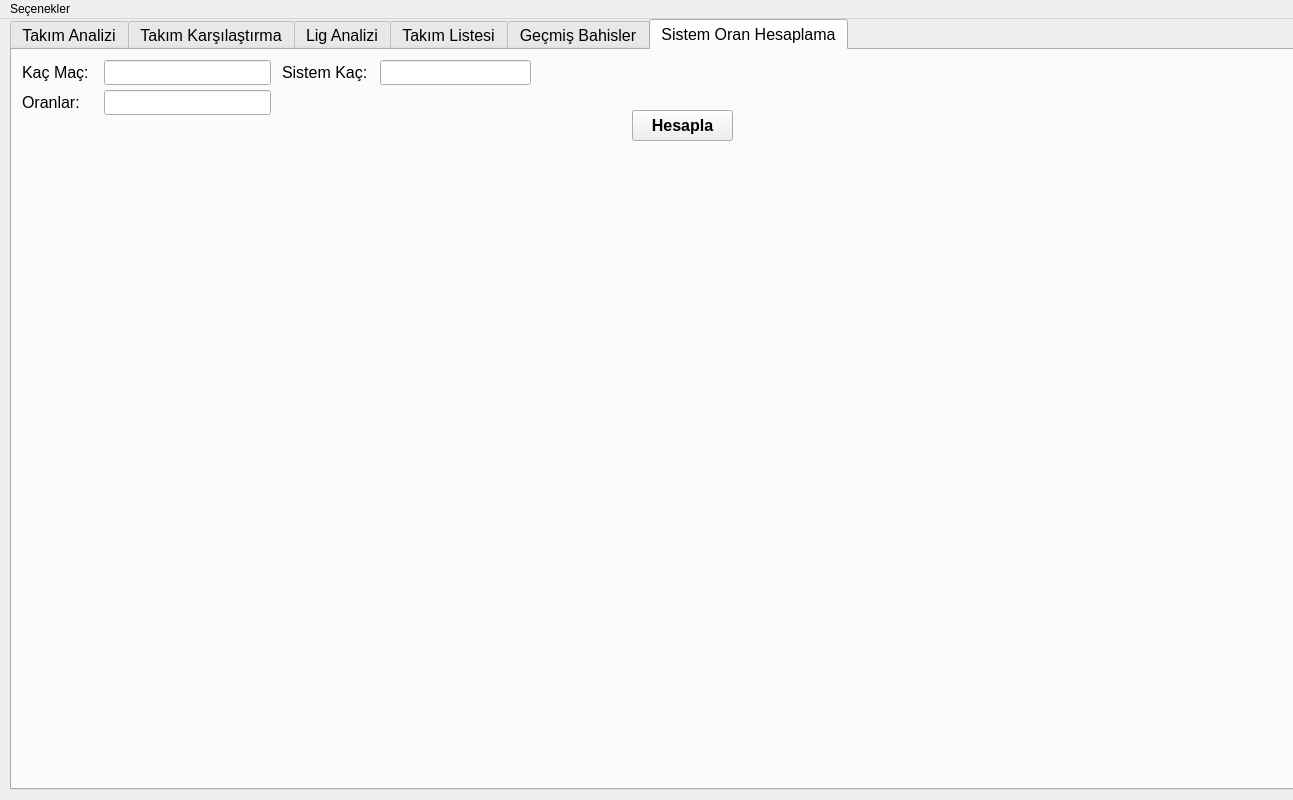
Above: mainwindow.ui from cmlttnts/statsGui before the change. Below: the same form after it.
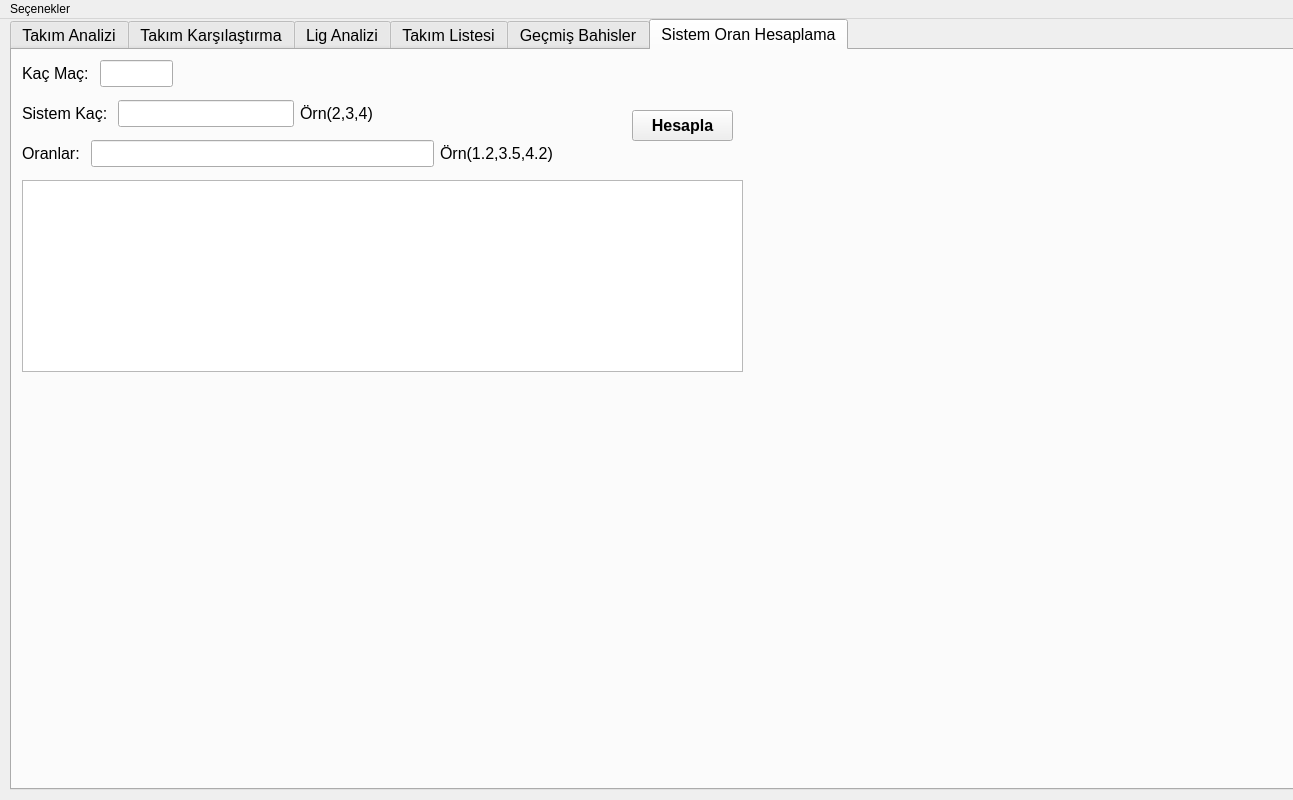
That is the form after the change. The open tabs and pages were chosen to show the change.

Commit message: bet history, bet type selects, new text areas

The edit to the form file:
```diff
--- a/mainwindow.ui
+++ b/mainwindow.ui
@@ -676,110 +676,174 @@
        <string>Hesapla</string>
       </property>
      </widget>
-     <widget class="QLineEdit" name="howManyMatcLine">
+     <widget class="QTextBrowser" name="calculateTextArea">
       <property name="geometry">
        <rect>
-        <x>92</x>
-        <y>10</y>
-        <width>167</width>
-        <height>25</height>
+        <x>10</x>
+        <y>130</y>
+        <width>721</width>
+        <height>192</height>
        </rect>
       </property>
-      <property name="sizePolicy">
-       <sizepolicy hsizetype="Preferred" vsizetype="Preferred">
-        <horstretch>0</horstretch>
-        <verstretch>0</verstretch>
-       </sizepolicy>
-      </property>
      </widget>
-     <widget class="QLabel" name="howManyMatchLabel">
+     <widget class="QWidget" name="">
       <property name="geometry">
        <rect>
         <x>10</x>
-        <y>10</y>
-        <width>76</width>
-        <height>25</height>
+        <y>90</y>
+        <width>531</width>
+        <height>27</height>
        </rect>
       </property>
-      <property name="font">
-       <font>
-        <pointsize>12</pointsize>
-       </font>
-      </property>
-      <property name="text">
-       <string>Kaç Maç: </string>
-      </property>
+      <layout class="QHBoxLayout" name="horizontalLayout_8">
+       <item>
+        <widget class="QLabel" name="oddsLabel">
+         <property name="sizePolicy">
+          <sizepolicy hsizetype="Fixed" vsizetype="Preferred">
+           <horstretch>0</horstretch>
+           <verstretch>0</verstretch>
+          </sizepolicy>
+         </property>
+         <property name="font">
+          <font>
+           <pointsize>12</pointsize>
+          </font>
+         </property>
+         <property name="text">
+          <string>Oranlar: </string>
+         </property>
+        </widget>
+       </item>
+       <item>
+        <widget class="QLineEdit" name="addLineEdit">
+         <property name="sizePolicy">
+          <sizepolicy hsizetype="Preferred" vsizetype="Preferred">
+           <horstretch>0</horstretch>
+           <verstretch>0</verstretch>
+          </sizepolicy>
+         </property>
+        </widget>
+       </item>
+       <item>
+        <widget class="QLabel" name="oddsLabel_2">
+         <property name="sizePolicy">
+          <sizepolicy hsizetype="Fixed" vsizetype="Preferred">
+           <horstretch>0</horstretch>
+           <verstretch>0</verstretch>
+          </sizepolicy>
+         </property>
+         <property name="font">
+          <font>
+           <pointsize>12</pointsize>
+          </font>
+         </property>
+         <property name="text">
+          <string>Örn(1.2,3.5,4.2)</string>
+         </property>
+        </widget>
+       </item>
+      </layout>
      </widget>
-     <widget class="QLineEdit" name="addLineEdit">
+     <widget class="QWidget" name="">
       <property name="geometry">
        <rect>
-        <x>92</x>
-        <y>40</y>
-        <width>167</width>
-        <height>25</height>
-       </rect>
-      </property>
-      <property name="sizePolicy">
-       <sizepolicy hsizetype="Preferred" vsizetype="Preferred">
-        <horstretch>0</horstretch>
-        <verstretch>0</verstretch>
-       </sizepolicy>
-      </property>
-     </widget>
-     <widget class="QLabel" name="oddsLabel">
-      <property name="geometry">
-       <rect>
         <x>10</x>
-        <y>40</y>
-        <width>76</width>
-        <height>25</height>
+        <y>50</y>
+        <width>351</width>
+        <height>27</height>
        </rect>
       </property>
-      <property name="font">
-       <font>
-        <pointsize>12</pointsize>
-       </font>
-      </property>
-      <property name="text">
-       <string>Oranlar: </string>
-      </property>
+      <layout class="QHBoxLayout" name="horizontalLayout_9">
+       <item>
+        <widget class="QLabel" name="whichSystemLabel">
+         <property name="sizePolicy">
+          <sizepolicy hsizetype="Fixed" vsizetype="Preferred">
+           <horstretch>0</horstretch>
+           <verstretch>0</verstretch>
+          </sizepolicy>
+         </property>
+         <property name="font">
+          <font>
+           <pointsize>12</pointsize>
+          </font>
+         </property>
+         <property name="text">
+          <string>Sistem Kaç: </string>
+         </property>
+        </widget>
+       </item>
+       <item>
+        <widget class="QLineEdit" name="whichSystemLineEdit">
+         <property name="sizePolicy">
+          <sizepolicy hsizetype="Preferred" vsizetype="Preferred">
+           <horstretch>0</horstretch>
+           <verstretch>0</verstretch>
+          </sizepolicy>
+         </property>
+         <property name="text">
+          <string/>
+         </property>
+        </widget>
+       </item>
+       <item>
+        <widget class="QLabel" name="whichSystemLabel_2">
+         <property name="sizePolicy">
+          <sizepolicy hsizetype="Fixed" vsizetype="Preferred">
+           <horstretch>0</horstretch>
+           <verstretch>0</verstretch>
+          </sizepolicy>
+         </property>
+         <property name="font">
+          <font>
+           <pointsize>12</pointsize>
+          </font>
+         </property>
+         <property name="text">
+          <string>Örn(2,3,4)</string>
+         </property>
+        </widget>
+       </item>
+      </layout>
      </widget>
-     <widget class="QLineEdit" name="whichSystemLineEdit">
+     <widget class="QWidget" name="">
       <property name="geometry">
        <rect>
-        <x>368</x>
+        <x>10</x>
         <y>10</y>
         <width>151</width>
-        <height>25</height>
+        <height>27</height>
        </rect>
       </property>
-      <property name="sizePolicy">
-       <sizepolicy hsizetype="Preferred" vsizetype="Preferred">
-        <horstretch>0</horstretch>
-        <verstretch>0</verstretch>
-       </sizepolicy>
-      </property>
-      <property name="text">
-       <string/>
-      </property>
-     </widget>
-     <widget class="QLabel" name="whichSystemLabel">
-      <property name="geometry">
-       <rect>
-        <x>270</x>
-        <y>10</y>
-        <width>91</width>
-        <height>25</height>
-       </rect>
-      </property>
-      <property name="font">
-       <font>
-        <pointsize>12</pointsize>
-       </font>
-      </property>
-      <property name="text">
-       <string>Sistem Kaç: </string>
-      </property>
+      <layout class="QHBoxLayout" name="horizontalLayout_10">
+       <item>
+        <widget class="QLabel" name="howManyMatchLabel">
+         <property name="sizePolicy">
+          <sizepolicy hsizetype="Fixed" vsizetype="Preferred">
+           <horstretch>0</horstretch>
+           <verstretch>0</verstretch>
+          </sizepolicy>
+         </property>
+         <property name="font">
+          <font>
+           <pointsize>12</pointsize>
+          </font>
+         </property>
+         <property name="text">
+          <string>Kaç Maç: </string>
+         </property>
+        </widget>
+       </item>
+       <item>
+        <widget class="QLineEdit" name="howManyMatcLine">
+         <property name="sizePolicy">
+          <sizepolicy hsizetype="Preferred" vsizetype="Preferred">
+           <horstretch>0</horstretch>
+           <verstretch>0</verstretch>
+          </sizepolicy>
+         </property>
+        </widget>
+       </item>
+      </layout>
      </widget>
     </widget>
    </widget>
```
Left out of the diff: 126 changed lines with no effect on the pictures. The commit also changes 6 other files.
